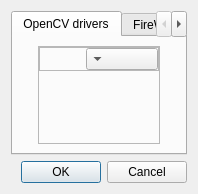
Old version of the form src/CameraDialog.ui in the repository markus-wa/glmixer-mirror.
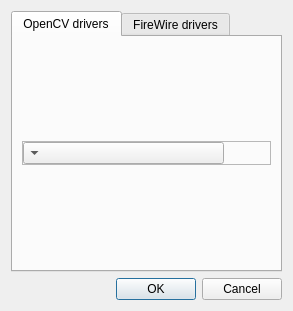
New version of the form. Icons and pictures are not drawn.

Commit message: Many improvements and bug fixes. Most important changes; call of destructor of Rendering Manager, opencv display widget for camera dialog flickering fixed, clear FBO after last source removal.

Diff of the .ui file:
```diff
--- a/src/CameraDialog.ui
+++ b/src/CameraDialog.ui
@@ -9,8 +9,8 @@
    <rect>
     <x>0</x>
     <y>0</y>
-    <width>198</width>
-    <height>194</height>
+    <width>293</width>
+    <height>311</height>
    </rect>
   </property>
   <property name="windowTitle">
@@ -35,34 +35,15 @@
       <attribute name="title">
        <string>OpenCV drivers</string>
       </attribute>
-      <layout class="QHBoxLayout" name="horizontalLayout_2">
-       <item>
-        <spacer name="horizontalSpacer_2">
-         <property name="orientation">
-          <enum>Qt::Horizontal</enum>
-         </property>
-         <property name="sizeHint" stdset="0">
-          <size>
-           <width>43</width>
-           <height>20</height>
-          </size>
-         </property>
-        </spacer>
-       </item>
-       <item>
-        <widget class="QFrame" name="frame">
-         <property name="frameShape">
-          <enum>QFrame::StyledPanel</enum>
-         </property>
-         <property name="frameShadow">
-          <enum>QFrame::Raised</enum>
-         </property>
          <layout class="QVBoxLayout" name="verticalLayout_2">
-          <property name="margin">
-           <number>0</number>
-          </property>
           <item>
            <widget class="QFrame" name="frame_2">
+         <property name="sizePolicy">
+          <sizepolicy hsizetype="Expanding" vsizetype="Maximum">
+           <horstretch>0</horstretch>
+           <verstretch>0</verstretch>
+          </sizepolicy>
+         </property>
             <property name="frameShape">
              <enum>QFrame::StyledPanel</enum>
             </property>
@@ -73,16 +54,6 @@
              <property name="margin">
               <number>0</number>
              </property>
-             <item>
-              <widget class="QComboBox" name="opencvComboBox">
-               <property name="sizePolicy">
-                <sizepolicy hsizetype="Expanding" vsizetype="Fixed">
-                 <horstretch>0</horstretch>
-                 <verstretch>0</verstretch>
-                </sizepolicy>
-               </property>
-              </widget>
-             </item>
              <item>
               <widget class="QPushButton" name="opencvRefreshButton">
                <property name="sizePolicy">
@@ -109,38 +80,19 @@
                </property>
               </widget>
              </item>
-            </layout>
-           </widget>
-          </item>
           <item>
-           <spacer name="verticalSpacer">
-            <property name="orientation">
-             <enum>Qt::Vertical</enum>
+           <widget class="QComboBox" name="opencvComboBox">
+            <property name="sizePolicy">
+             <sizepolicy hsizetype="Expanding" vsizetype="Fixed">
+              <horstretch>0</horstretch>
+              <verstretch>0</verstretch>
+             </sizepolicy>
             </property>
-            <property name="sizeHint" stdset="0">
-             <size>
-              <width>20</width>
-              <height>105</height>
-             </size>
-            </property>
-           </spacer>
+           </widget>
           </item>
          </layout>
         </widget>
        </item>
-       <item>
-        <spacer name="horizontalSpacer">
-         <property name="orientation">
-          <enum>Qt::Horizontal</enum>
-         </property>
-         <property name="sizeHint" stdset="0">
-          <size>
-           <width>43</width>
-           <height>20</height>
-          </size>
-         </property>
-        </spacer>
-       </item>
       </layout>
      </widget>
      <widget class="QWidget" name="tabFirewire">
```
Lines whose indentation alone changed are shown as unchanged. The commit also changes 14 other files.
